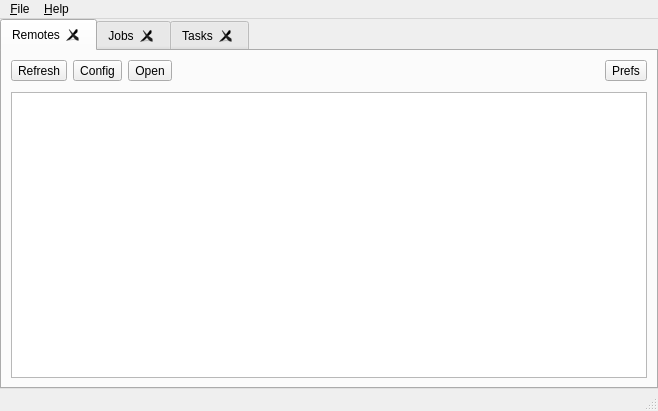
Above: src/main_window.ui from holazt/RcloneBrowser before the change. Below: the same form after it.
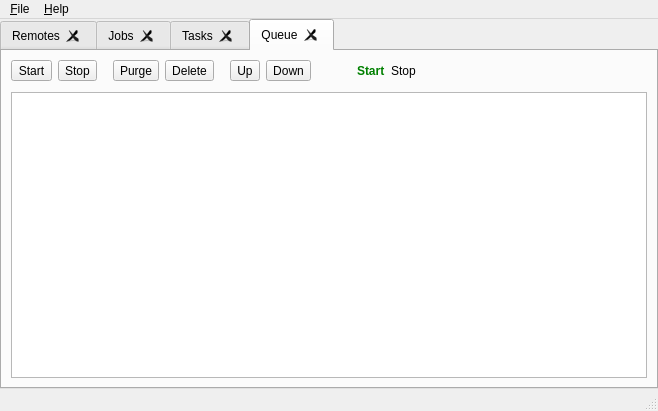
That is the form after the change.

Diff of the .ui file:
```diff
--- a/src/main_window.ui
+++ b/src/main_window.ui
@@ -33,7 +33,7 @@
     <item>
      <widget class="QTabWidget" name="tabs">
       <property name="currentIndex">
-       <number>0</number>
+       <number>3</number>
       </property>
       <property name="tabsClosable">
        <bool>true</bool>
@@ -373,6 +373,196 @@
         </item>
        </layout>
       </widget>
+      <widget class="QWidget" name="queue">
+       <attribute name="title">
+        <string>Queue</string>
+       </attribute>
+       <layout class="QVBoxLayout" name="verticalLayout_6">
+        <item>
+         <layout class="QHBoxLayout" name="horizontalLayout_4">
+          <item>
+           <widget class="QToolButton" name="buttonStartQueue">
+            <property name="text">
+             <string>Start</string>
+            </property>
+            <property name="toolButtonStyle">
+             <enum>Qt::ToolButtonTextUnderIcon</enum>
+            </property>
+           </widget>
+          </item>
+          <item>
+           <widget class="QToolButton" name="buttonStopQueue">
+            <property name="text">
+             <string>Stop</string>
+            </property>
+            <property name="toolButtonStyle">
+             <enum>Qt::ToolButtonTextUnderIcon</enum>
+            </property>
+           </widget>
+          </item>
+          <item>
+           <spacer name="horizontalSpacer_8">
+            <property name="orientation">
+             <enum>Qt::Horizontal</enum>
+            </property>
+            <property name="sizeType">
+             <enum>QSizePolicy::Fixed</enum>
+            </property>
+            <property name="sizeHint" stdset="0">
+             <size>
+              <width>10</width>
+              <height>20</height>
+             </size>
+            </property>
+           </spacer>
+          </item>
+          <item>
+           <widget class="QToolButton" name="buttonPurgeQueue">
+            <property name="text">
+             <string>Purge</string>
+            </property>
+            <property name="toolButtonStyle">
+             <enum>Qt::ToolButtonTextUnderIcon</enum>
+            </property>
+           </widget>
+          </item>
+          <item>
+           <widget class="QToolButton" name="buttonRemoveFromQueue">
+            <property name="text">
+             <string>Delete</string>
+            </property>
+            <property name="toolButtonStyle">
+             <enum>Qt::ToolButtonTextUnderIcon</enum>
+            </property>
+           </widget>
+          </item>
+          <item>
+           <spacer name="horizontalSpacer_9">
+            <property name="orientation">
+             <enum>Qt::Horizontal</enum>
+            </property>
+            <property name="sizeType">
+             <enum>QSizePolicy::Fixed</enum>
+            </property>
+            <property name="sizeHint" stdset="0">
+             <size>
+              <width>10</width>
+              <height>20</height>
+             </size>
+            </property>
+           </spacer>
+          </item>
+          <item>
+           <widget class="QToolButton" name="buttonUpQueue">
+            <property name="text">
+             <string>Up</string>
+            </property>
+            <property name="toolButtonStyle">
+             <enum>Qt::ToolButtonTextUnderIcon</enum>
+            </property>
+           </widget>
+          </item>
+          <item>
+           <widget class="QToolButton" name="buttonDownQueue">
+            <property name="text">
+             <string>Down</string>
+            </property>
+            <property name="toolButtonStyle">
+             <enum>Qt::ToolButtonTextUnderIcon</enum>
+            </property>
+           </widget>
+          </item>
+          <item>
+           <spacer name="horizontalSpacer_7">
+            <property name="orientation">
+             <enum>Qt::Horizontal</enum>
+            </property>
+            <property name="sizeType">
+             <enum>QSizePolicy::Fixed</enum>
+            </property>
+            <property name="sizeHint" stdset="0">
+             <size>
+              <width>40</width>
+              <height>20</height>
+             </size>
+            </property>
+           </spacer>
+          </item>
+          <item>
+           <widget class="QLabel" name="labelQueueInfoStart">
+            <property name="styleSheet">
+             <string notr="true">color: green; font-weight: bold;</string>
+            </property>
+            <property name="text">
+             <string>Start</string>
+            </property>
+           </widget>
+          </item>
+          <item>
+           <widget class="QLabel" name="labelQueueInfoStop">
+            <property name="text">
+             <string>Stop</string>
+            </property>
+           </widget>
+          </item>
+          <item>
+           <spacer name="horizontalSpacer_4">
+            <property name="orientation">
+             <enum>Qt::Horizontal</enum>
+            </property>
+            <property name="sizeHint" stdset="0">
+             <size>
+              <width>40</width>
+              <height>20</height>
+             </size>
+            </property>
+           </spacer>
+          </item>
+         </layout>
+        </item>
+        <item>
+         <spacer name="verticalSpacer_5">
+          <property name="orientation">
+           <enum>Qt::Vertical</enum>
+          </property>
+          <property name="sizeType">
+           <enum>QSizePolicy::Fixed</enum>
+          </property>
+          <property name="sizeHint" stdset="0">
+           <size>
+            <width>20</width>
+            <height>5</height>
+           </size>
+          </property>
+         </spacer>
+        </item>
+        <item>
+         <widget class="QListWidget" name="queueListWidget">
+          <property name="contextMenuPolicy">
+           <enum>Qt::CustomContextMenu</enum>
+          </property>
+          <property name="tabKeyNavigation">
+           <bool>true</bool>
+          </property>
+          <property name="alternatingRowColors">
+           <bool>false</bool>
+          </property>
+          <property name="selectionMode">
+           <enum>QAbstractItemView::SingleSelection</enum>
+          </property>
+          <property name="spacing">
+           <number>5</number>
+          </property>
+          <property name="wordWrap">
+           <bool>false</bool>
+          </property>
+          <property name="sortingEnabled">
+           <bool>false</bool>
+          </property>
+         </widget>
+        </item>
+       </layout>
+      </widget>
      </widget>
     </item>
    </layout>
```
Left out of the diff: 120 changed lines with no effect on the pictures.
